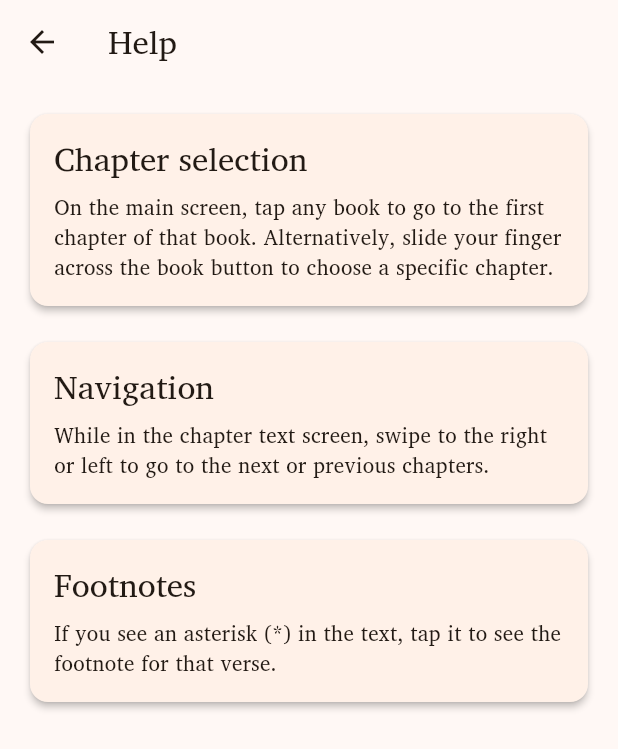
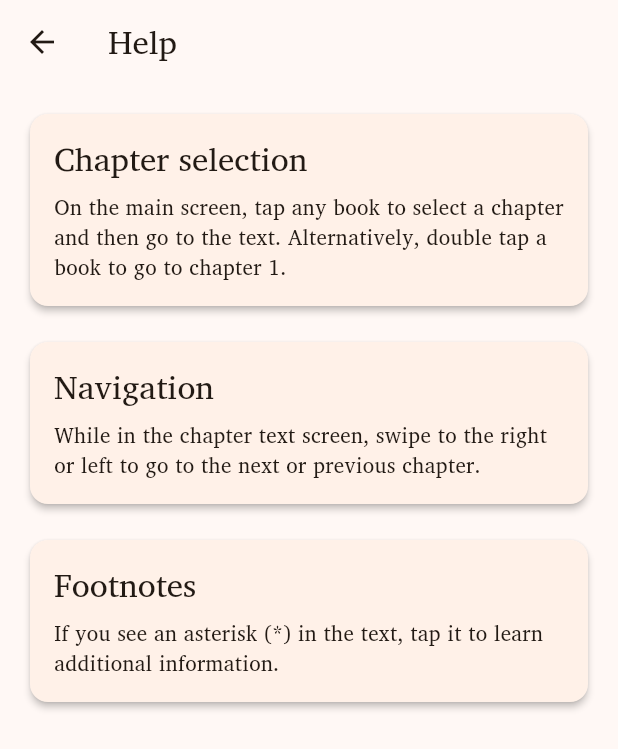
Before and after one commit to ethnosdev/bsb, a Flutter app: the screen it shows after launch, in the side drawer, after a tap on "Help", on a phone screen of 412 x 824 dp. Shown: the top 749 px of the screen. Run offline on Flutter 3.47's test engine with Material 3 defaults, Android fonts, the phone set to English and light mode, and no system bars; our stand-ins replace get_it, package_info_plus, shared_preferences, sqflite; missing offline and left inert: sqlite3; accounts and stored records are empty; statements that could not run were skipped; project files that could hold a hidden picture were left out.

Commit message:
update the help tips

```diff
--- a/flutter_app/lib/ui/help.dart
+++ b/flutter_app/lib/ui/help.dart
@@ -15,19 +15,19 @@ class HelpPage extends StatelessWidget {
         children: const [
           _HelpCard(
             title: 'Chapter selection',
-            content: 'On the main screen, tap any book to go to the first chapter of that book. '
-                'Alternatively, slide your finger across the book button to choose a specific chapter.',
+            content: 'On the main screen, tap any book to select a chapter and then go to the text. '
+                'Alternatively, double tap a book to go to chapter 1.',
           ),
           SizedBox(height: 16),
           _HelpCard(
             title: 'Navigation',
             content: 'While in the chapter text screen, swipe to the right or left '
-                'to go to the next or previous chapters.',
+                'to go to the next or previous chapter.',
           ),
           SizedBox(height: 16),
           _HelpCard(
             title: 'Footnotes',
-            content: 'If you see an asterisk (*) in the text, tap it to see the footnote for that verse.',
+            content: 'If you see an asterisk (*) in the text, tap it to learn additional information.',
           ),
         ],
       ),
```
